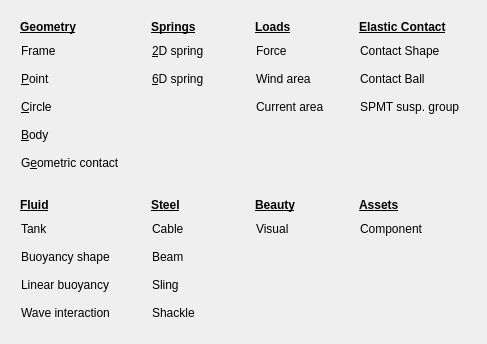
The window that guis/menu_nodetypes.ui (RubendeBruin/DAVE) describes before a commit, drawn with Qt 5.
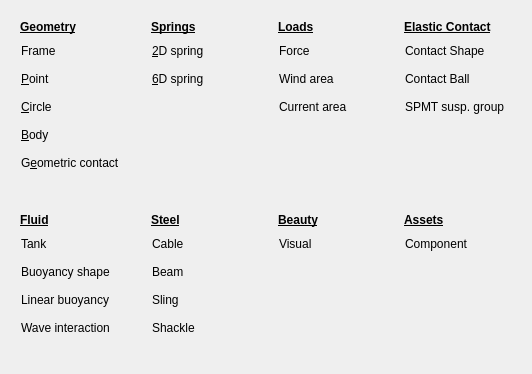
The same window after the commit. Icons and pictures are not drawn.

The edit to the form file:
```diff
--- a/guis/menu_nodetypes.ui
+++ b/guis/menu_nodetypes.ui
@@ -6,8 +6,8 @@
    <rect>
     <x>0</x>
     <y>0</y>
-    <width>446</width>
-    <height>266</height>
+    <width>532</width>
+    <height>374</height>
    </rect>
   </property>
   <property name="windowTitle">
@@ -24,7 +24,6 @@
        <widget class="QLabel" name="label_2">
         <property name="font">
          <font>
-          <weight>75</weight>
           <bold>true</bold>
           <underline>true</underline>
          </font>
@@ -241,7 +240,6 @@
        <widget class="QLabel" name="label_5">
         <property name="font">
          <font>
-          <weight>75</weight>
           <bold>true</bold>
           <underline>true</underline>
          </font>
@@ -328,7 +326,6 @@
        <widget class="QLabel" name="label_4">
         <property name="font">
          <font>
-          <weight>75</weight>
           <bold>true</bold>
           <underline>true</underline>
          </font>
@@ -435,7 +432,6 @@
        <widget class="QLabel" name="label_3">
         <property name="font">
          <font>
-          <weight>75</weight>
           <bold>true</bold>
           <underline>true</underline>
          </font>
@@ -542,7 +538,6 @@
        <widget class="QLabel" name="label_6">
         <property name="font">
          <font>
-          <weight>75</weight>
           <bold>true</bold>
           <underline>true</underline>
          </font>
@@ -612,7 +607,6 @@
        <widget class="QLabel" name="label_8">
         <property name="font">
          <font>
-          <weight>75</weight>
           <bold>true</bold>
           <underline>true</underline>
          </font>
@@ -668,7 +662,6 @@
        <widget class="QLabel" name="label_7">
         <property name="font">
          <font>
-          <weight>75</weight>
           <bold>true</bold>
           <underline>true</underline>
          </font>
```
Left out of the diff: 7 changed lines with no effect on the pictures.
